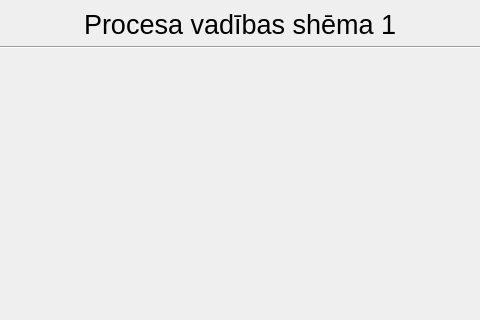
Above: procui1.ui from kasarkonic/Sauka1 before the change; both pictures show x 146 to 626 and y 0 to 320 of the 800 by 600 pixel window. Below: the same form after it.
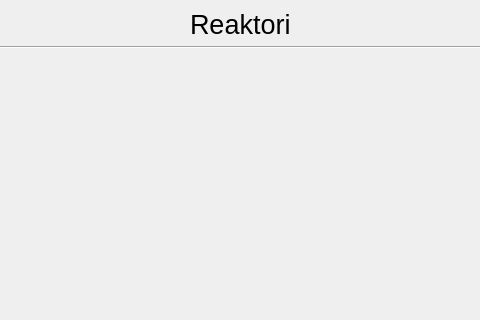
That is the form after the change.

Patch:
```diff
--- a/procui1.ui
+++ b/procui1.ui
@@ -47,7 +47,7 @@
            </font>
           </property>
           <property name="text">
-           <string>Procesa vadības shēma 1</string>
+           <string>Reaktori</string>
           </property>
          </widget>
         </item>
```
Left out of the diff: 8 changed lines with no effect on the pictures.
